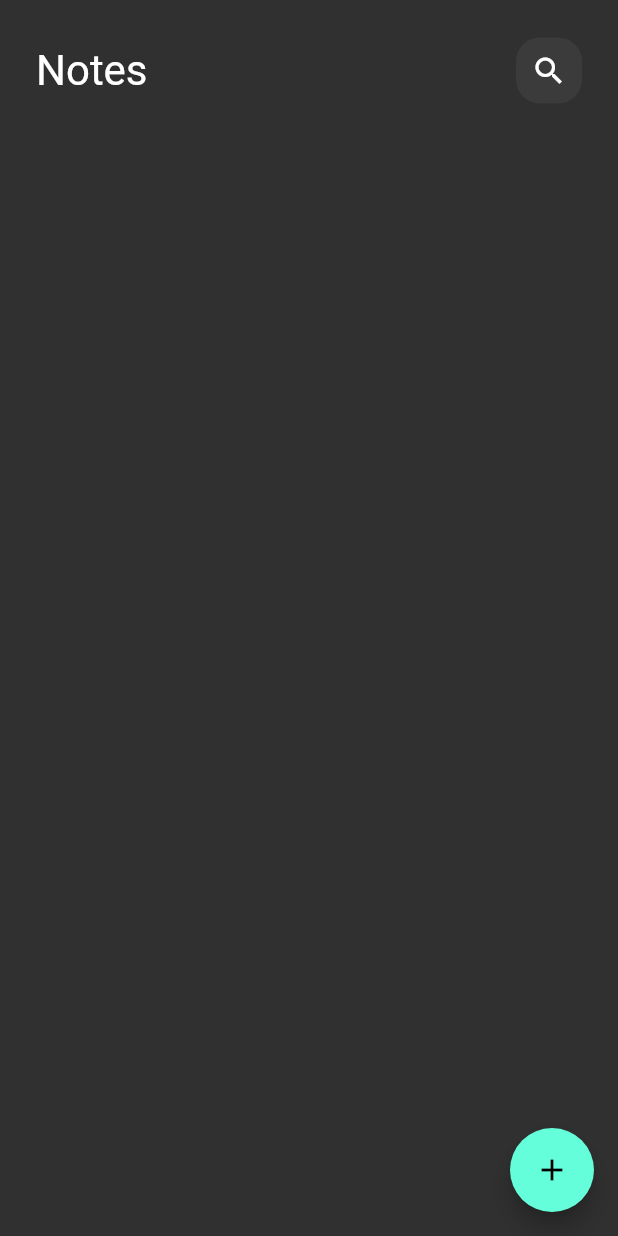
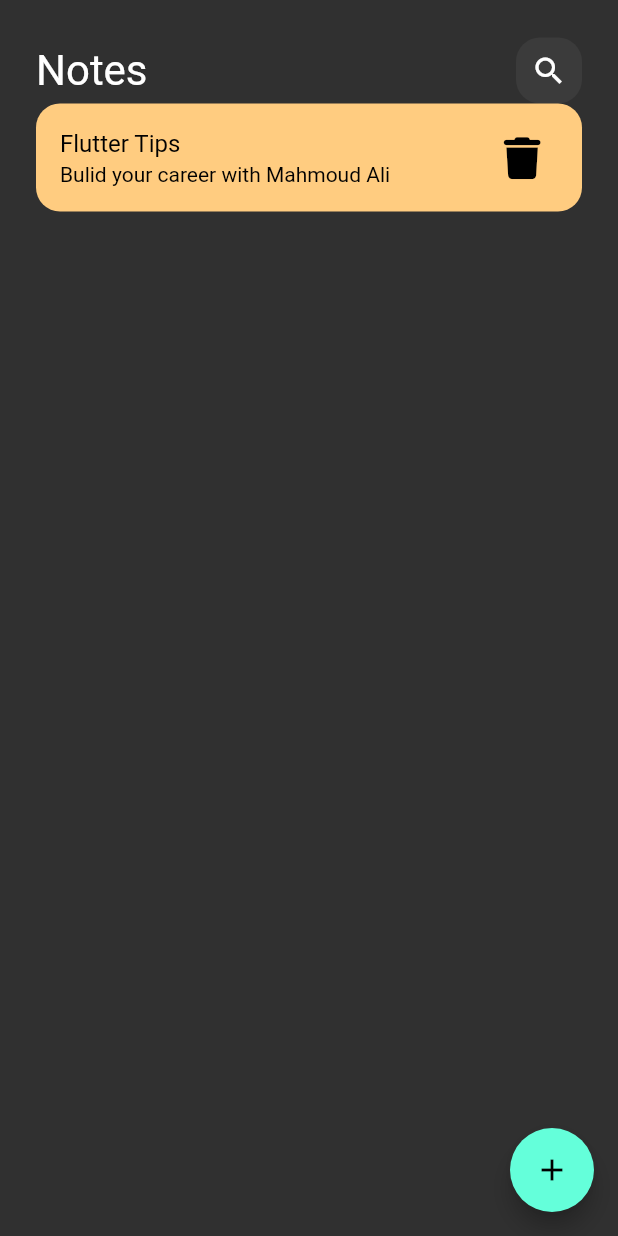
Before and after one commit to MahmoudAli727/last_pro, a Flutter app: the screen it shows after launch, on a phone screen of 412 x 824 dp. Run offline on Flutter 3.47's test engine with Material 2 defaults, Android fonts, the phone set to English and light mode, and no system bars; our stand-ins replace font_awesome_flutter.

Commit message:
create icon for item

```diff
--- a/lib/widgets/note_view_body.dart
+++ b/lib/widgets/note_view_body.dart
@@ -1,4 +1,5 @@
 import 'package:flutter/material.dart';
+import 'package:font_awesome_flutter/font_awesome_flutter.dart';
 import 'package:last_pro/widgets/CustomAppbar.dart';
 
 class note_view_body extends StatelessWidget {
@@ -14,8 +15,48 @@
             height: 25,
           ),
           CustomerAppBar(),
+          Note_View_itme(),
         ],
       ),
     );
   }
 }
+
+class Note_View_itme extends StatelessWidget {
+  const Note_View_itme({super.key});
+
+  @override
+  Widget build(BuildContext context) {
+    return Container(
+      decoration: BoxDecoration(
+        color: Color(0xffFFCC80),
+        borderRadius: BorderRadius.circular(16),
+      ),
+      child: Column(
+        children: [
+          ListTile(
+            title: Text(
+              "Flutter Tips",
+              style: TextStyle(
+                color: Colors.black,
+              ),
+            ),
+            subtitle: Text(
+              "Bulid your career with Mahmoud Ali",
+              style: TextStyle(
+                color: Colors.black,
+              ),
+            ),
+            trailing: IconButton(
+                onPressed: () {},
+                icon: Icon(
+                  FontAwesomeIcons.trash,
+                  color: Colors.black,
+                  size: 28,
+                )),
+          ),
+        ],
+      ),
+    );
+  }
+}
```
Also changed, not shown: pubspec.yaml (+4 -12 lines), pubspec.lock.
